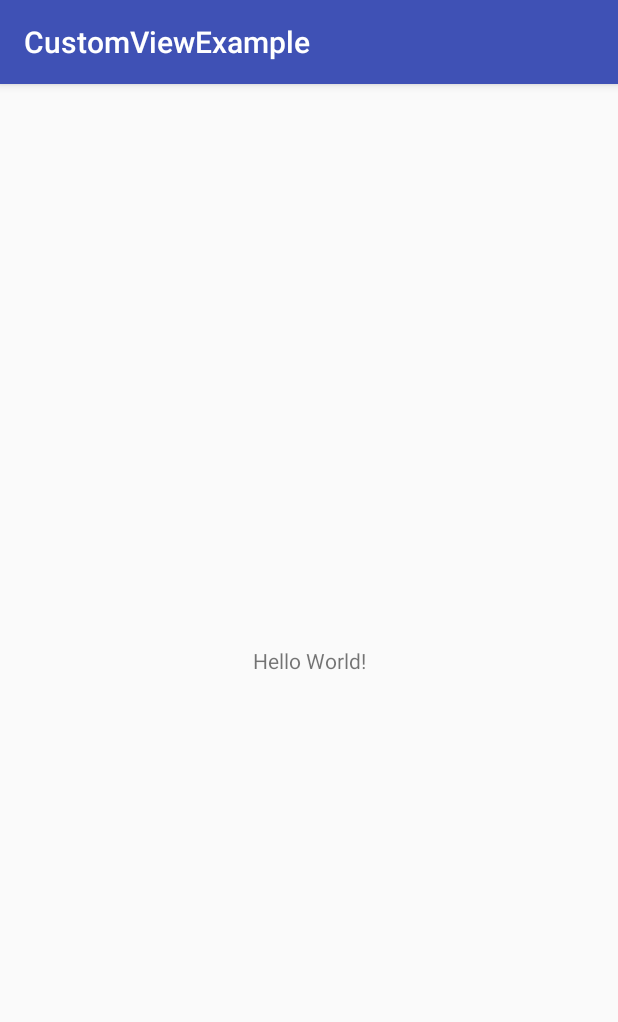
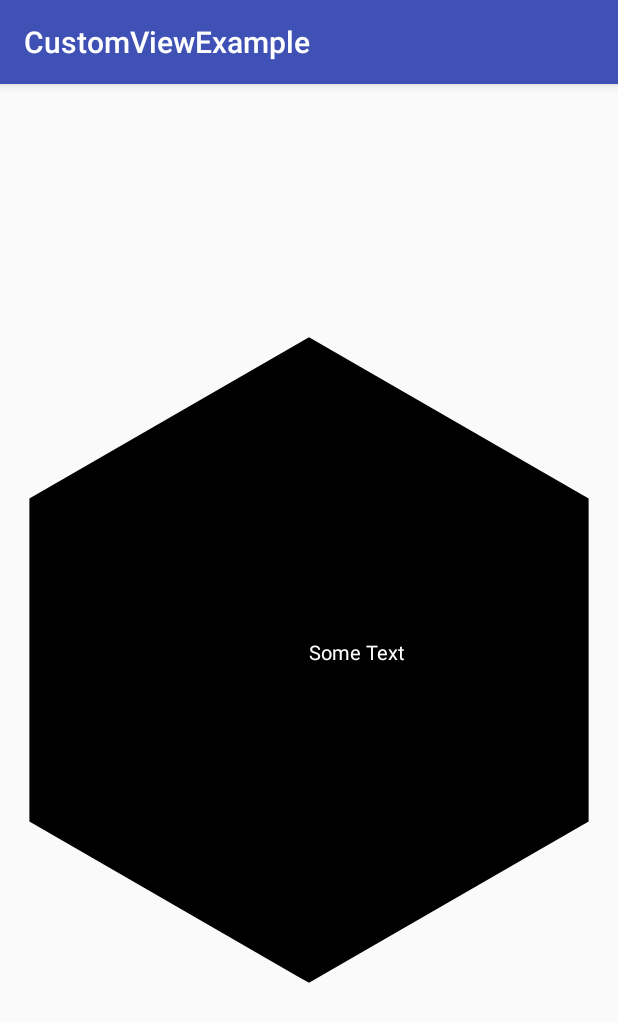
Before and after one commit to Bobkovn/CustomViewExample, an Android app: the screen it shows after launch (MainActivity), on a phone screen of 412 x 824 dp. Shown: the top 1022 px of the screen. Run offline under Robolectric (Android 15) with nearby library versions, the phone set to English and light mode, and no system bars.

Commit message:
third commit

```diff
--- a/app/src/main/java/com/example/nikitabobkov/customviewexample/HoneycombsButton.kt
+++ b/app/src/main/java/com/example/nikitabobkov/customviewexample/HoneycombButton.kt
@@ -5,10 +5,11 @@ import android.graphics.*
 import android.util.AttributeSet
 import android.view.View
 
-class HoneycombsButton : View {
+class HoneycombButton : View {
     private lateinit var hexagonPath: Path
     private lateinit var hexagonBorderPath: Path
     private lateinit var borderPaint: Paint
+    private lateinit var textPaint: Paint
     private var radius: Float = 0.0f
 
     constructor(context: Context) : this(context, null)
@@ -24,9 +25,12 @@ class HoneycombsButton : View {
     private fun init(context: Context) {
         hexagonPath = Path()
         hexagonBorderPath = Path()
+        textPaint = Paint()
+        textPaint.color = Color.WHITE
+        textPaint.textSize = 20f
 
         borderPaint = Paint()
-        borderPaint.color = Color.WHITE
+        borderPaint.color = Color.BLACK
         borderPaint.strokeCap = Paint.Cap.ROUND
         borderPaint.strokeWidth = 50f
         borderPaint.style = Paint.Style.STROKE
@@ -39,6 +43,10 @@ class HoneycombsButton : View {
     fun setBorderColor(color: Int) {
         this.borderPaint.color = color
         invalidate()
+    }
+
+    fun setText(text: String) {
+
     }
 
     override fun onMeasure(widthMeasureSpec: Int, heightMeasureSpec: Int) {
@@ -83,6 +91,9 @@ class HoneycombsButton : View {
     override fun onDraw(canvas: Canvas?) {
         super.onDraw(canvas)
         canvas?.drawPath(hexagonBorderPath, borderPaint)
+        canvas?.clipPath(hexagonPath)
         canvas?.drawColor(Color.TRANSPARENT, PorterDuff.Mode.CLEAR)
+
+        canvas?.drawText("Some Text", measuredWidth / 2f, measuredHeight / 2f, textPaint)
     }
 }
--- a/app/src/main/res/layout/activity_main.xml
+++ b/app/src/main/res/layout/activity_main.xml
@@ -6,13 +6,12 @@
     android:layout_height="match_parent"
     tools:context=".MainActivity">
 
-    <TextView
+    <com.example.nikitabobkov.customviewexample.HoneycombButton
         android:layout_width="wrap_content"
         android:layout_height="wrap_content"
-        android:text="Hello World!"
         app:layout_constraintBottom_toBottomOf="parent"
-        app:layout_constraintLeft_toLeftOf="parent"
-        app:layout_constraintRight_toRightOf="parent"
+        app:layout_constraintStart_toStartOf="parent"
+        app:layout_constraintEnd_toEndOf="parent"
         app:layout_constraintTop_toTopOf="parent" />
 
 </android.support.constraint.ConstraintLayout>
```
